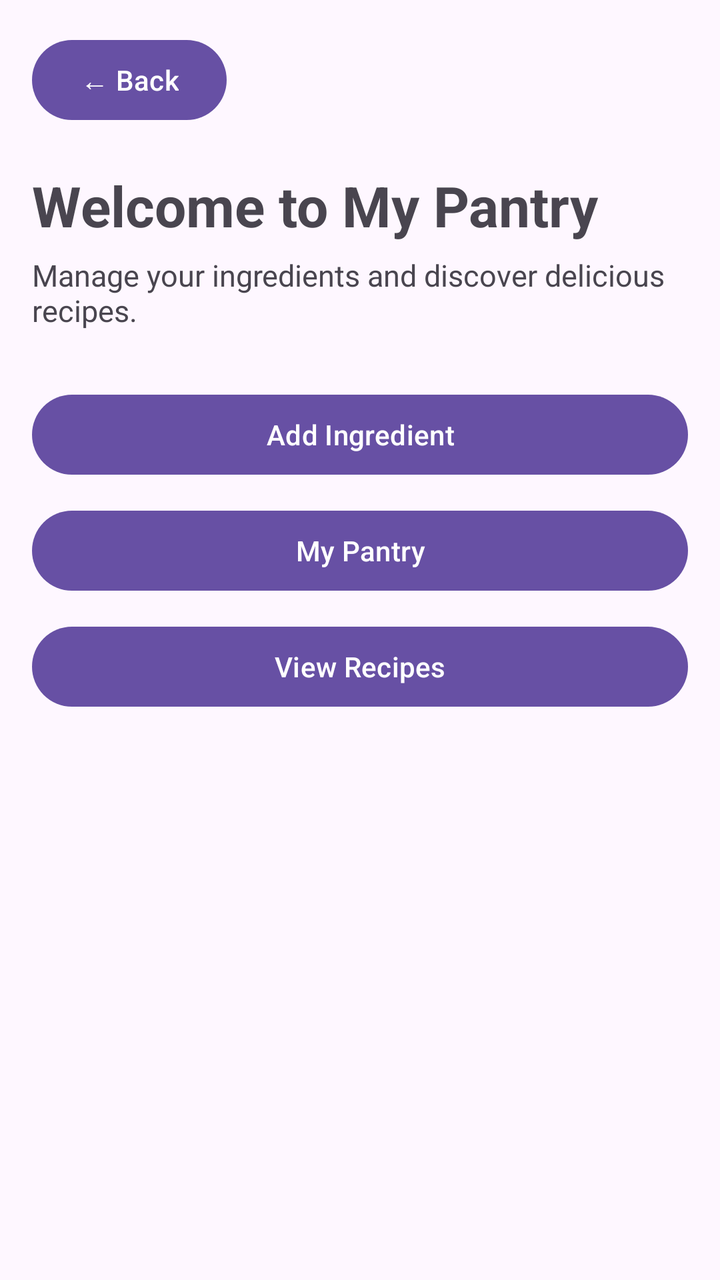
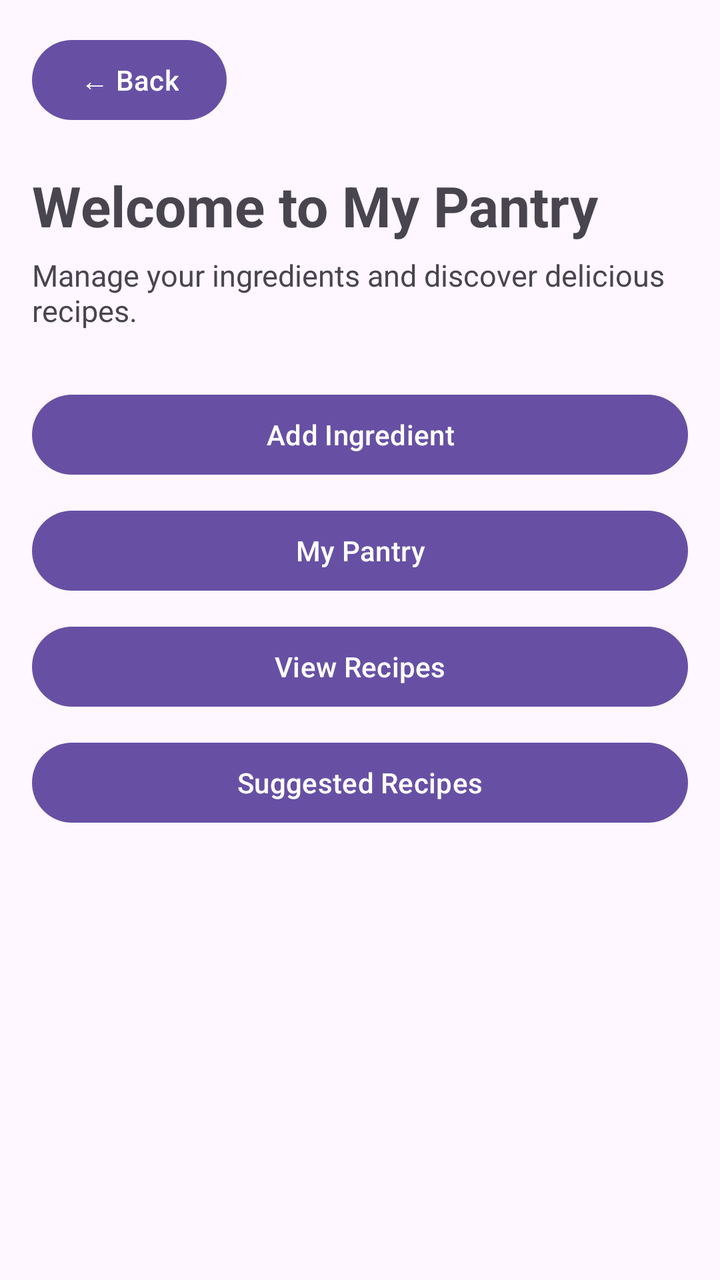

Before-and-after screenshots of an Android layout around one commit, followed by the original layout XML and the change that was made.
<!-- AndroidManifest.xml: application theme Theme.SmartPantryManager -->
<!-- res/layout/activity_main.xml -->
<?xml version="1.0" encoding="utf-8"?>
<LinearLayout
    xmlns:android="http://schemas.android.com/apk/res/android"
    android:layout_width="match_parent"
    android:layout_height="match_parent"
    android:orientation="vertical"
    android:padding="16dp">

    
    <Button
        android:id="@+id/btnBackWelcome"
        android:layout_width="wrap_content"
        android:layout_height="wrap_content"
        android:text="← Back" />

    
    <TextView
        android:id="@+id/tvPantryTitle"
        android:layout_width="match_parent"
        android:layout_height="wrap_content"
        android:layout_marginTop="20dp"
        android:text="Welcome to My Pantry"
        android:textSize="28sp"
        android:textStyle="bold" />

    
    <TextView
        android:id="@+id/tvPantrySubtitle"
        android:layout_width="match_parent"
        android:layout_height="wrap_content"
        android:layout_marginTop="6dp"
        android:text="Manage your ingredients and discover delicious recipes."
        android:textSize="15sp" />

    
    <Button
        android:id="@+id/btnAddIngredient"
        android:layout_width="match_parent"
        android:layout_height="wrap_content"
        android:layout_marginTop="28dp"
        android:text="Add Ingredient" />

    
    <Button
        android:id="@+id/btnMyPantry"
        android:layout_width="match_parent"
        android:layout_height="wrap_content"
        android:layout_marginTop="10dp"
        android:text="My Pantry" />

    
    <Button
        android:id="@+id/btnViewRecipes"
        android:layout_width="match_parent"
        android:layout_height="wrap_content"
        android:layout_marginTop="10dp"
        android:text="View Recipes" />

</LinearLayout>
<!-- resources referenced by this layout -->
<resources>
  <style name="Theme.SmartPantryManager" parent="Base.Theme.SmartPantryManager" />
  <style name="Base.Theme.SmartPantryManager" parent="Theme.Material3.DayNight.NoActionBar">
          
          
      </style>
</resources>

<!-- the commit's change to res/layout/activity_main.xml (unified diff, before → after) -->
@@ -56,4 +56,12 @@
         android:layout_marginTop="10dp"
         android:text="View Recipes" />
 
+    
+    <Button
+        android:id="@+id/btnSuggestedRecipes"
+        android:layout_width="match_parent"
+        android:layout_height="wrap_content"
+        android:layout_marginTop="10dp"
+        android:text="Suggested Recipes" />
+
 </LinearLayout>
